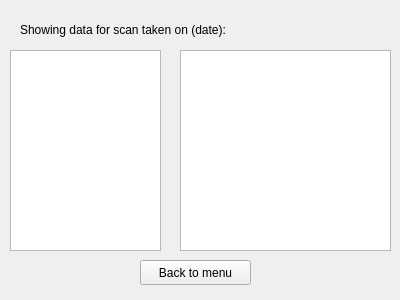
Qt form datapage.ui (andreias144/3004Final) before a commit.
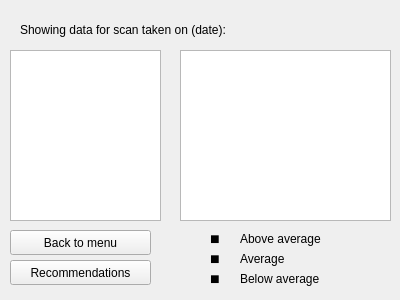
The same form after that commit. The open tabs and pages were chosen to show the change.

```diff
--- a/datapage.ui
+++ b/datapage.ui
@@ -19,7 +19,7 @@
      <x>0</x>
      <y>0</y>
      <width>401</width>
-     <height>251</height>
+     <height>291</height>
     </rect>
    </property>
    <widget class="QWidget" name="noData">
@@ -50,7 +50,7 @@
        <x>180</x>
        <y>50</y>
        <width>211</width>
-       <height>201</height>
+       <height>171</height>
       </rect>
      </property>
     </widget>
@@ -73,25 +73,131 @@
        <x>10</x>
        <y>50</y>
        <width>151</width>
-       <height>201</height>
+       <height>171</height>
       </rect>
      </property>
     </widget>
+    <widget class="QPushButton" name="recButton">
+     <property name="geometry">
+      <rect>
+       <x>10</x>
+       <y>260</y>
+       <width>141</width>
+       <height>25</height>
+      </rect>
+     </property>
+     <property name="text">
+      <string>Recommendations</string>
+     </property>
+    </widget>
+    <widget class="QPushButton" name="menuButton">
+     <property name="geometry">
+      <rect>
+       <x>10</x>
+       <y>230</y>
+       <width>141</width>
+       <height>25</height>
+      </rect>
+     </property>
+     <property name="text">
+      <string>Back to menu</string>
+     </property>
+    </widget>
+    <widget class="QLabel" name="aboveAverageIcon">
+     <property name="geometry">
+      <rect>
+       <x>210</x>
+       <y>230</y>
+       <width>21</width>
+       <height>17</height>
+      </rect>
+     </property>
+     <property name="font">
+      <font>
+       <pointsize>12</pointsize>
+      </font>
+     </property>
+     <property name="text">
+      <string>■</string>
+     </property>
+    </widget>
+    <widget class="QLabel" name="belowAverageIcon">
+     <property name="geometry">
+      <rect>
+       <x>210</x>
+       <y>270</y>
+       <width>21</width>
+       <height>17</height>
+      </rect>
+     </property>
+     <property name="font">
+      <font>
+       <pointsize>12</pointsize>
+      </font>
+     </property>
+     <property name="text">
+      <string>■</string>
+     </property>
+    </widget>
+    <widget class="QLabel" name="averageIcon">
+     <property name="geometry">
+      <rect>
+       <x>210</x>
+       <y>250</y>
+       <width>21</width>
+       <height>17</height>
+      </rect>
+     </property>
+     <property name="font">
+      <font>
+       <pointsize>12</pointsize>
+      </font>
+     </property>
+     <property name="text">
+      <string>■</string>
+     </property>
+    </widget>
+    <widget class="QLabel" name="legend1">
+     <property name="geometry">
+      <rect>
+       <x>240</x>
+       <y>230</y>
+       <width>111</width>
+       <height>17</height>
+      </rect>
+     </property>
+     <property name="text">
+      <string>Above average</string>
+     </property>
+    </widget>
+    <widget class="QLabel" name="legend2">
+     <property name="geometry">
+      <rect>
+       <x>240</x>
+       <y>250</y>
+       <width>111</width>
+       <height>17</height>
+      </rect>
+     </property>
+     <property name="text">
+      <string>Average</string>
+     </property>
+    </widget>
+    <widget class="QLabel" name="legend3">
+     <property name="geometry">
+      <rect>
+       <x>240</x>
+       <y>270</y>
+       <width>111</width>
+       <height>17</height>
+      </rect>
+     </property>
+     <property name="text">
+      <string>Below average</string>
+     </property>
+    </widget>
    </widget>
   </widget>
-  <widget class="QPushButton" name="menuButton">
-   <property name="geometry">
-    <rect>
-     <x>140</x>
-     <y>260</y>
-     <width>111</width>
-     <height>25</height>
-    </rect>
-   </property>
-   <property name="text">
-    <string>Back to menu</string>
-   </property>
-  </widget>
  </widget>
  <resources/>
  <connections/>
```
Left out of the diff: 13 changed lines with no effect on the pictures.
